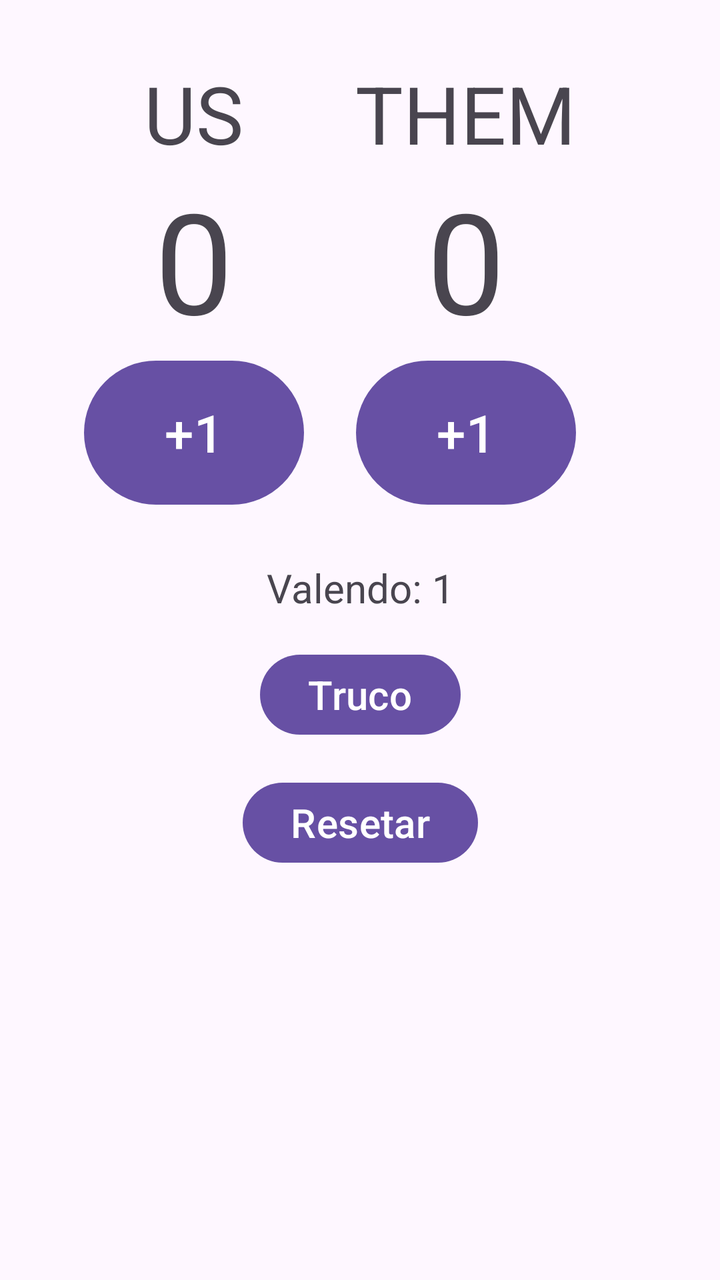
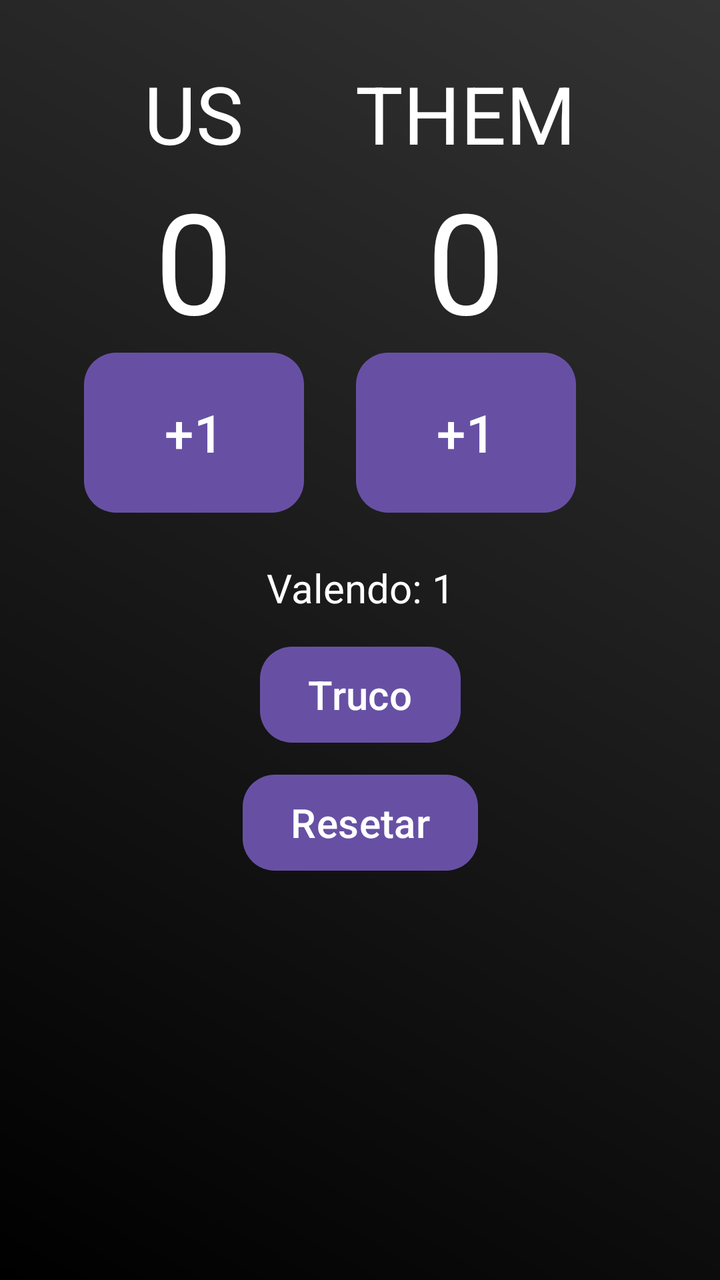

Before-and-after screenshots of an Android layout around one commit, followed by the original layout XML and the change that was made.
<!-- AndroidManifest.xml: application theme Theme.TrucoScoreBoard -->
<!-- res/layout/activity_main.xml -->
<?xml version="1.0" encoding="utf-8"?>
<androidx.constraintlayout.widget.ConstraintLayout
    xmlns:android="http://schemas.android.com/apk/res/android"
    xmlns:tools="http://schemas.android.com/tools"
    xmlns:app="http://schemas.android.com/apk/res-auto"
    android:id="@+id/main"
    android:layout_width="match_parent"
    android:layout_height="match_parent"
    tools:context=".MainActivity">

    <androidx.constraintlayout.widget.Guideline
        android:id="@+id/gl20"
        android:layout_width="wrap_content"
        android:layout_height="wrap_content"
        android:orientation="vertical"
        app:layout_constraintGuide_percent="0.20"/>

    <TextView
        android:id="@+id/us_points_label_tv"
        android:layout_width="wrap_content"
        android:layout_height="wrap_content"
        android:text="@string/us"
        android:textSize="@dimen/label_text"
        android:layout_marginTop="30dp"
        app:layout_constraintStart_toStartOf="@id/gl20"
        app:layout_constraintTop_toTopOf="parent"/>

    <TextView
        android:id="@+id/us_points_tv"
        android:layout_width="wrap_content"
        android:layout_height="wrap_content"
        android:text="0"
        android:textSize="@dimen/score_text"
        android:gravity="center_horizontal"
        app:layout_constraintStart_toStartOf="@id/us_points_label_tv"
        app:layout_constraintEnd_toEndOf="@id/us_points_label_tv"
        app:layout_constraintTop_toBottomOf="@id/us_points_label_tv"
        />

    <Button
        android:id="@+id/us_point_bt"
        android:layout_width="@dimen/button_width"
        android:layout_height="@dimen/button_height"
        android:layout_marginHorizontal="5dp"
        android:text="+1"
        android:textSize="@dimen/button_text"
        app:layout_constraintStart_toStartOf="@id/us_points_tv"
        app:layout_constraintEnd_toEndOf="@id/us_points_tv"
        app:layout_constraintTop_toBottomOf="@id/us_points_tv" />

    <androidx.constraintlayout.widget.Guideline
        android:id="@+id/gl80"
        android:layout_width="wrap_content"
        android:layout_height="wrap_content"
        android:orientation="vertical"
        app:layout_constraintGuide_percent="0.80"/>

    <TextView
        android:id="@+id/them_points_label_tv"
        android:layout_width="wrap_content"
        android:layout_height="wrap_content"
        android:text="@string/them"
        android:textSize="@dimen/label_text"
        android:layout_marginTop="30dp"
        app:layout_constraintEnd_toEndOf="@id/gl80"
        app:layout_constraintTop_toTopOf="parent"/>

    <TextView
        android:id="@+id/them_points_tv"
        android:layout_width="wrap_content"
        android:layout_height="wrap_content"
        android:text="0"
        android:textSize="@dimen/score_text"
        app:layout_constraintStart_toStartOf="@id/them_points_label_tv"
        app:layout_constraintEnd_toEndOf="@id/them_points_label_tv"
        app:layout_constraintTop_toBottomOf="@id/them_points_label_tv"/>

    <Button
        android:id="@+id/them_point_bt"
        android:layout_width="@dimen/button_width"
        android:layout_height="@dimen/button_height"
        android:text="+1"
        android:textSize="@dimen/button_text"
        app:layout_constraintStart_toStartOf="@id/them_points_tv"
        app:layout_constraintEnd_toEndOf="@id/them_points_tv"
        app:layout_constraintTop_toBottomOf="@id/them_points_tv"/>

    <Button
        android:id="@+id/truco_bt"
        android:layout_width="wrap_content"
        android:layout_height="wrap_content"
        android:text="@string/truco"
        android:textSize="20sp"
        android:layout_marginTop="16dp"
        app:layout_constraintTop_toBottomOf="@id/round_value_tv"
        app:layout_constraintStart_toStartOf="parent"
        app:layout_constraintEnd_toEndOf="parent"/>

    <TextView
        android:id="@+id/round_value_tv"
        android:layout_width="0dp"
        android:layout_height="wrap_content"
        android:text="Valendo: 1"
        android:textSize="20sp"
        android:gravity="center"
        android:layout_marginTop="24dp"
        app:layout_constraintTop_toBottomOf="@id/us_point_bt"
        app:layout_constraintStart_toStartOf="parent"
        app:layout_constraintEnd_toEndOf="parent"/>

    <Button
        android:id="@+id/reset_bt"
        android:layout_width="wrap_content"
        android:layout_height="wrap_content"
        android:text="@string/resetar"
        android:textSize="20sp"
        android:layout_marginTop="16dp"
        app:layout_constraintTop_toBottomOf="@id/truco_bt"
        app:layout_constraintStart_toStartOf="parent"
        app:layout_constraintEnd_toEndOf="parent"/>
  </androidx.constraintlayout.widget.ConstraintLayout>
<!-- resources referenced by this layout -->
<resources>
  <dimen name="button_height">80dp</dimen>
  <dimen name="button_text">26sp</dimen>
  <dimen name="button_width">110dp</dimen>
  <dimen name="label_text">40sp</dimen>
  <dimen name="score_text">70sp</dimen>
  <string name="resetar">Resetar</string>
  <string name="them">THEM</string>
  <string name="truco">Truco</string>
  <string name="us">US</string>
  <style name="Theme.TrucoScoreBoard" parent="Base.Theme.TrucoScoreBoard" />
  <style name="Base.Theme.TrucoScoreBoard" parent="Theme.Material3.DayNight.NoActionBar">
          
          
      </style>
</resources>

<!-- the commit's change to res/layout/activity_main.xml (unified diff, before → after) -->
@@ -6,6 +6,7 @@
     android:id="@+id/main"
     android:layout_width="match_parent"
     android:layout_height="match_parent"
+    android:background="@drawable/background_gradient"
     tools:context=".MainActivity">
 
     <androidx.constraintlayout.widget.Guideline
@@ -21,9 +22,12 @@
         android:layout_height="wrap_content"
         android:text="@string/us"
         android:textSize="@dimen/label_text"
+        android:textColor="#ffffff"
         android:layout_marginTop="30dp"
         app:layout_constraintStart_toStartOf="@id/gl20"
-        app:layout_constraintTop_toTopOf="parent"/>
+        app:layout_constraintTop_toTopOf="parent"
+        android:gravity="center"
+        />
 
     <TextView
         android:id="@+id/us_points_tv"
@@ -31,7 +35,8 @@
         android:layout_height="wrap_content"
         android:text="0"
         android:textSize="@dimen/score_text"
-        android:gravity="center_horizontal"
+        android:textColor="#ffffff"
+        android:gravity="center"
         app:layout_constraintStart_toStartOf="@id/us_points_label_tv"
         app:layout_constraintEnd_toEndOf="@id/us_points_label_tv"
         app:layout_constraintTop_toBottomOf="@id/us_points_label_tv"
@@ -41,9 +46,10 @@
         android:id="@+id/us_point_bt"
         android:layout_width="@dimen/button_width"
         android:layout_height="@dimen/button_height"
-        android:layout_marginHorizontal="5dp"
         android:text="+1"
         android:textSize="@dimen/button_text"
+        android:textColor="#ffffff"
+        android:background="@drawable/button_selector"
         app:layout_constraintStart_toStartOf="@id/us_points_tv"
         app:layout_constraintEnd_toEndOf="@id/us_points_tv"
         app:layout_constraintTop_toBottomOf="@id/us_points_tv" />
@@ -61,6 +67,7 @@
         android:layout_height="wrap_content"
         android:text="@string/them"
         android:textSize="@dimen/label_text"
+        android:textColor="#ffffff"
         android:layout_marginTop="30dp"
         app:layout_constraintEnd_toEndOf="@id/gl80"
         app:layout_constraintTop_toTopOf="parent"/>
@@ -71,6 +78,8 @@
         android:layout_height="wrap_content"
         android:text="0"
         android:textSize="@dimen/score_text"
+        android:textColor="#ffffff"
+        android:gravity="center"
         app:layout_constraintStart_toStartOf="@id/them_points_label_tv"
         app:layout_constraintEnd_toEndOf="@id/them_points_label_tv"
         app:layout_constraintTop_toBottomOf="@id/them_points_label_tv"/>
@@ -79,11 +88,13 @@
         android:id="@+id/them_point_bt"
         android:layout_width="@dimen/button_width"
         android:layout_height="@dimen/button_height"
+        android:background="@drawable/button_selector"
         android:text="+1"
+        android:textColor="#ffffff"
         android:textSize="@dimen/button_text"
+        app:layout_constraintEnd_toEndOf="@id/them_points_tv"
         app:layout_constraintStart_toStartOf="@id/them_points_tv"
-        app:layout_constraintEnd_toEndOf="@id/them_points_tv"
-        app:layout_constraintTop_toBottomOf="@id/them_points_tv"/>
+        app:layout_constraintTop_toBottomOf="@id/them_points_tv" />
 
     <Button
         android:id="@+id/truco_bt"
@@ -91,6 +102,8 @@
         android:layout_height="wrap_content"
         android:text="@string/truco"
         android:textSize="20sp"
+        android:textColor="#ffffff"
+        android:background="@drawable/button_selector"
         android:layout_marginTop="16dp"
         app:layout_constraintTop_toBottomOf="@id/round_value_tv"
         app:layout_constraintStart_toStartOf="parent"
@@ -103,6 +116,7 @@
         android:text="Valendo: 1"
         android:textSize="20sp"
         android:gravity="center"
+        android:textColor="#ffffff"
         android:layout_marginTop="24dp"
         app:layout_constraintTop_toBottomOf="@id/us_point_bt"
         app:layout_constraintStart_toStartOf="parent"
@@ -114,6 +128,8 @@
         android:layout_height="wrap_content"
         android:text="@string/resetar"
         android:textSize="20sp"
+        android:textColor="#ffffff"
+        android:background="@drawable/button_selector"
         android:layout_marginTop="16dp"
         app:layout_constraintTop_toBottomOf="@id/truco_bt"
         app:layout_constraintStart_toStartOf="parent"
<!-- resource entries referenced after the edit -->
@@ -5,6 +5,19 @@
   <dimen name="button_width">110dp</dimen>
   <dimen name="label_text">40sp</dimen>
   <dimen name="score_text">70sp</dimen>
+  <!-- drawable background_gradient (drawable) -->
+  <?xml version="1.0" encoding="utf-8"?>
+  <shape xmlns:android="http://schemas.android.com/apk/res/android">
+      <gradient
+          android:startColor="#000000"
+          android:endColor="#333333"
+          android:angle="45" />
+  </shape>
+  <!-- drawable button_selector (drawable) -->
+  <shape xmlns:android="http://schemas.android.com/apk/res/android">
+      <gradient android:startColor="#444444" android:endColor="#000000" android:angle="45"/>
+      <corners android:radius="16dp"/>
+  </shape>
   <string name="resetar">Resetar</string>
   <string name="them">THEM</string>
   <string name="truco">Truco</string>
